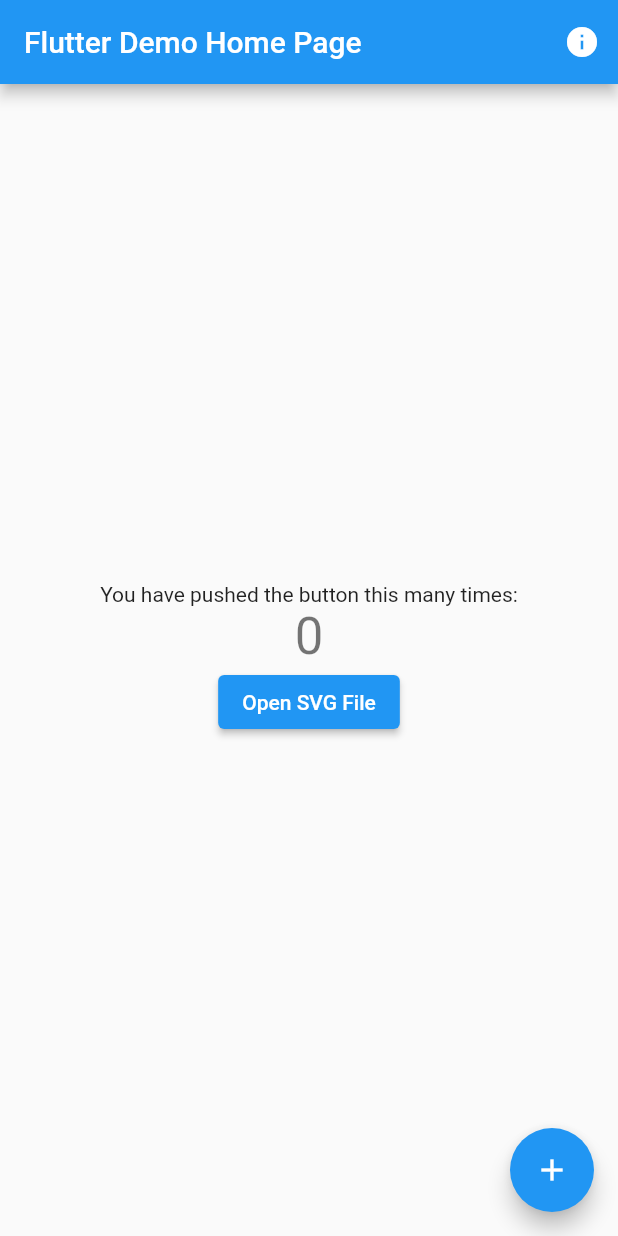
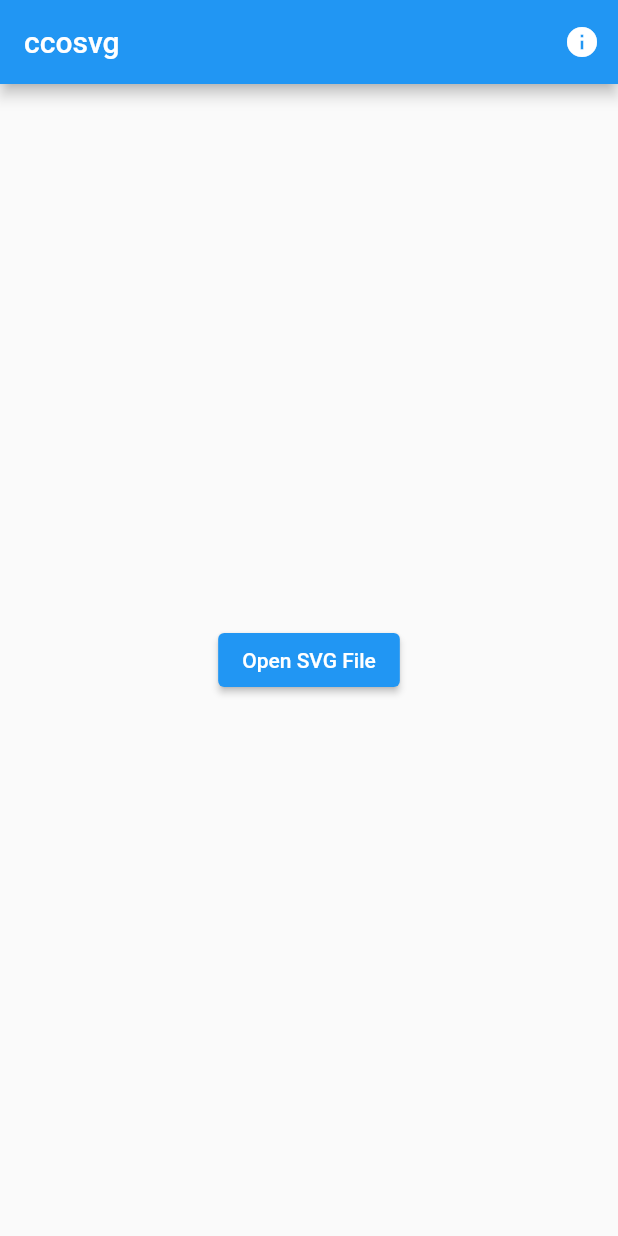
Before and after one commit to lpubsppop01/ccosvg, a Flutter app: the screen it shows after launch, on a phone screen of 412 x 824 dp. Run offline on Flutter 3.47's test engine with Material 2 defaults, Android fonts, the phone set to English and light mode, and no system bars; our stand-ins replace csslib, file_picker, flutter_svg, package_info_plus; missing offline and left inert: file_saver.

Commit message:
Change page titles and remove unnecessary controls

```diff
--- a/lib/main.dart
+++ b/lib/main.dart
@@ -12,7 +12,7 @@
   @override
   Widget build(BuildContext context) {
     return MaterialApp(
-      title: 'Flutter Demo',
+      title: 'ccosvg',
       theme: ThemeData(
         // This is the theme of your application.
         //
@@ -25,7 +25,7 @@
         // is not restarted.
         primarySwatch: Colors.blue,
       ),
-      home: const MyHomePage(title: 'Flutter Demo Home Page'),
+      home: const MyHomePage(title: 'ccosvg'),
     );
   }
 }
--- a/lib/widgets/display_svg_page.dart
+++ b/lib/widgets/display_svg_page.dart
@@ -90,7 +90,7 @@
     final dataTableHeight = dataTableRowsPerPage * kMinInteractiveDimension + 56 + 56 + 8;
     return Scaffold(
         appBar: AppBar(
-          title: const Text("Display SVG"),
+          title: const Text("Change Colors"),
         ),
         body: SizedBox(
             width: double.infinity,
--- a/lib/widgets/my_home_page.dart
+++ b/lib/widgets/my_home_page.dart
@@ -65,32 +65,9 @@
         ],
       ),
       body: Center(
-        // Center is a layout widget. It takes a single child and positions it
-        // in the middle of the parent.
         child: Column(
-          // Column is also a layout widget. It takes a list of children and
-          // arranges them vertically. By default, it sizes itself to fit its
-          // children horizontally, and tries to be as tall as its parent.
-          //
-          // Invoke "debug painting" (press "p" in the console, choose the
-          // "Toggle Debug Paint" action from the Flutter Inspector in Android
-          // Studio, or the "Toggle Debug Paint" command in Visual Studio Code)
-          // to see the wireframe for each widget.
-          //
-          // Column has various properties to control how it sizes itself and
-          // how it positions its children. Here we use mainAxisAlignment to
-          // center the children vertically; the main axis here is the vertical
-          // axis because Columns are vertical (the cross axis would be
-          // horizontal).
           mainAxisAlignment: MainAxisAlignment.center,
           children: <Widget>[
-            const Text(
-              'You have pushed the button this many times:',
-            ),
-            Text(
-              '$_counter',
-              style: Theme.of(context).textTheme.headline4,
-            ),
             ElevatedButton(
                 onPressed: () async {
                   var result = await FilePicker.platform.pickFiles();
@@ -109,11 +86,6 @@
           ],
         ),
       ),
-      floatingActionButton: FloatingActionButton(
-        onPressed: _incrementCounter,
-        tooltip: 'Increment',
-        child: const Icon(Icons.add),
-      ), // This trailing comma makes auto-formatting nicer for build methods.
     );
   }
 }
```
